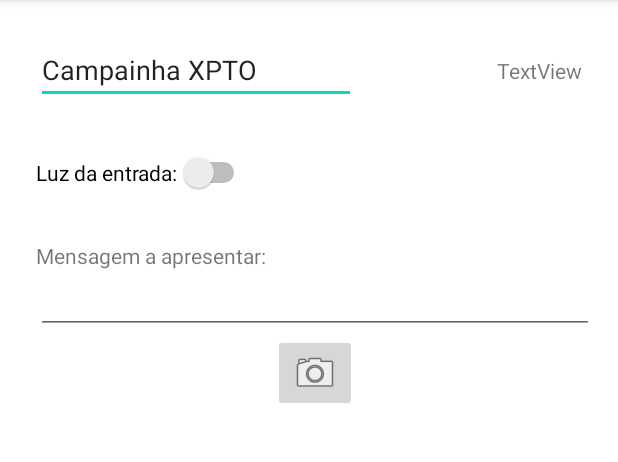
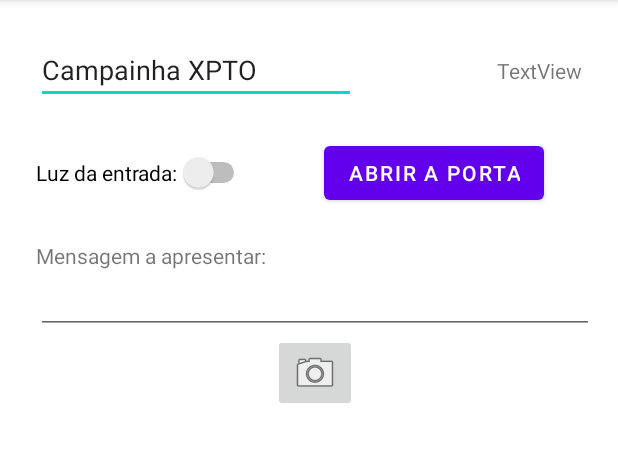
Before and after one commit to JoanaSoaresF/ProjetoSCMU, an Android app: the fragment DeviceFragment shown on its own in the app's theme, on a phone screen of 412 x 824 dp, the part 84-546 px from its top. Run offline under Robolectric (Android 15) with nearby library versions, the phone set to English and light mode, and no system bars.

Commit message:
Pequenas correções

```diff
--- a/CampainhaSmart/app/build.gradle
+++ b/CampainhaSmart/app/build.gradle
@@ -56,6 +56,7 @@ dependencies {
     androidTestImplementation 'androidx.test.espresso:espresso-core:3.4.0'
 
     //firebase
+    implementation 'com.google.firebase:firebase-firestore-ktx:24.1.2'
     implementation platform('com.google.firebase:firebase-bom:30.0.1')
     implementation 'com.google.firebase:firebase-analytics-ktx'
 
@@ -73,8 +74,8 @@ dependencies {
     implementation "androidx.work:work-runtime-ktx:2.7.1"
 
     // Glide for images
-    implementation "com.github.bumptech.glide:glide:4.12.0"
-    annotationProcessor "com.github.bumptech.glide:compiler:4.12.0"
+    implementation 'com.github.bumptech.glide:glide:4.13.2'
+    annotationProcessor 'com.github.bumptech.glide:compiler:4.13.2'
 
 
 }
--- a/CampainhaSmart/app/src/main/java/com/example/campainhasmart/model/Occurrence.kt
+++ b/CampainhaSmart/app/src/main/java/com/example/campainhasmart/model/Occurrence.kt
@@ -1,5 +1,6 @@
 package com.example.campainhasmart.model
 
+import com.google.firebase.firestore.ServerTimestamp
 import java.util.*
 
 
@@ -9,6 +10,6 @@ enum class Type {
 data class Occurrence (
     val id : String,
     val type : Type,
-    val date: Date,
+    @ServerTimestamp val date: Date,
     val photo: String
     )
--- a/CampainhaSmart/app/src/main/res/layout/fragment_device.xml
+++ b/CampainhaSmart/app/src/main/res/layout/fragment_device.xml
@@ -74,6 +74,14 @@
     app:layout_constraintEnd_toEndOf="parent"
     app:layout_constraintStart_toStartOf="parent"
     app:layout_constraintTop_toBottomOf="@+id/take_photo_button"
-    tools:src="@tools:sample/avatars" />
+    tools:src="@tools:sample/avatars" /><Button
+    android:id="@+id/openDoorButton"
+    android:layout_width="wrap_content"
+    android:layout_height="wrap_content"
+    android:text="Abrir a porta"
+    app:layout_constraintBottom_toBottomOf="@+id/led_button"
+    app:layout_constraintEnd_toEndOf="parent"
+    app:layout_constraintStart_toEndOf="@+id/led_button"
+    app:layout_constraintTop_toTopOf="@+id/led_button" />
 
 </androidx.constraintlayout.widget.ConstraintLayout>
```
